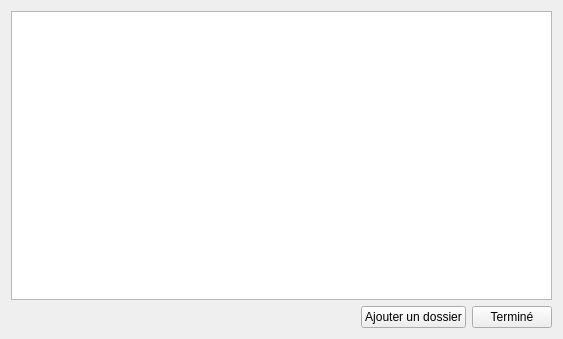
Qt form widgets/settings.ui (GLTron3000/IHM_Photos) before a commit.
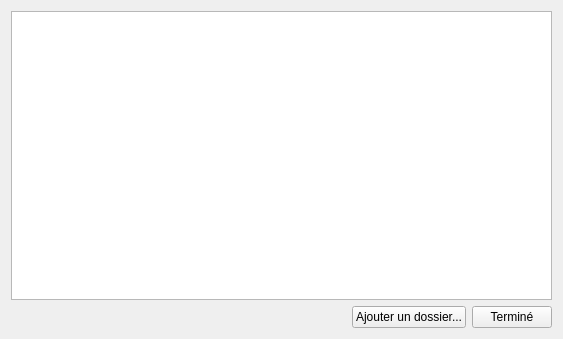
The same form after that commit.

The edit to the form file:
```diff
--- a/widgets/settings.ui
+++ b/widgets/settings.ui
@@ -35,7 +35,7 @@
      <item>
       <widget class="QPushButton" name="pbRep">
        <property name="text">
-        <string>Ajouter un dossier</string>
+        <string>Ajouter un dossier...</string>
        </property>
       </widget>
      </item>
```
